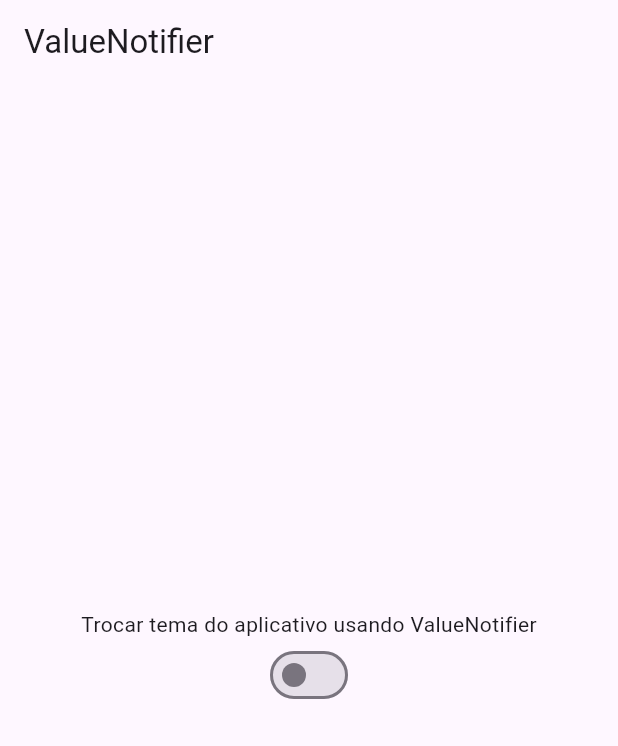
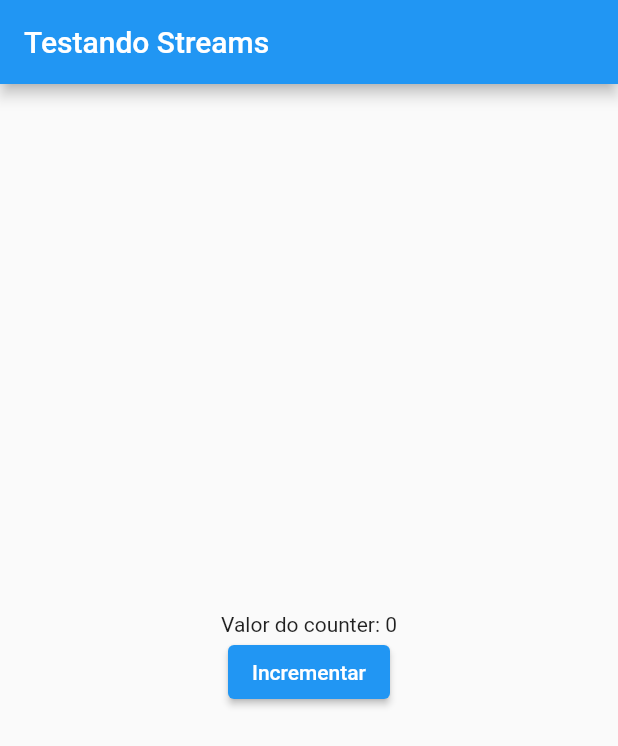
Before and after one commit to Andrelubambi/gerenciamneto_de_estado, a Flutter app: the screen it shows after launch, on a phone screen of 412 x 824 dp. Shown: the top 746 px of the screen. Run offline on Flutter 3.47's test engine with Material 3 defaults, Android fonts, the phone set to English and light mode, and no system bars.

Commit message:
feat(State management): Implemented reactive state management with Streams

```diff
--- a/lib/main.dart
+++ b/lib/main.dart
@@ -1,26 +1,61 @@
 import 'package:gerenciamento_de_estado/builders/stream_notifier_builder.dart';
 import 'package:gerenciamento_de_estado/controllers/stream_notifier_imp.dart';
 import 'package:flutter/material.dart';
-import 'package:gerenciamento_de_estado/presention/controllers/theme_controller.dart';
-import 'package:gerenciamento_de_estado/presention/pages/my_home_page.dart';
 
 void main() => runApp(const MyApp());
-
-final themeController = ThemeController();
 
 class MyApp extends StatelessWidget {
   const MyApp({super.key});
   @override
   Widget build(BuildContext context) {
-    return ListenableBuilder(
-      listenable: themeController,
-      builder: (context, child) {
-        return MaterialApp(
-          title: 'Flutter Demo',
-          theme: themeController.value ? ThemeData.dark() : ThemeData.light(),
-          home: const MyHomePage(),
-        );
-      },
+    return MaterialApp(
+      title: 'Flutter Demo',
+      theme: ThemeData(primarySwatch: Colors.blue, useMaterial3: false),
+      home: const MyHomePage(),
     );
   }
 }
+
+class MyHomePage extends StatefulWidget {
+  const MyHomePage({super.key});
+
+  @override
+  State<MyHomePage> createState() => _MyHomePageState();
+}
+
+class _MyHomePageState extends State<MyHomePage> {
+  final _counterNotifier = StreamNotifier(0);
+
+  @override
+  Widget build(BuildContext context) {
+    Theme.of(context);
+    return Scaffold(
+      appBar: AppBar(title: const Text("Testando Streams")),
+      body: Center(
+        child: Column(
+          mainAxisAlignment: MainAxisAlignment.center,
+          children: [
+            StreamNotifierBuilder(
+              listen: (context, state) {
+                ScaffoldMessenger.of(context).removeCurrentSnackBar();
+                ScaffoldMessenger.of(context).showSnackBar(
+                  SnackBar(content: Text("Valor emitido: $state")),
+                );
+              },
+              streamNotifier: _counterNotifier,
+              builder: (context, state) {
+                return Text("Valor do counter: ${_counterNotifier.state}");
+              },
+            ),
+            ElevatedButton(
+              onPressed: () {
+                _counterNotifier.emit(_counterNotifier.state + 1);
+              },
+              child: const Text("Incrementar"),
+            ),
+          ],
+        ),
+      ),
+    );
+  }
+}
```
